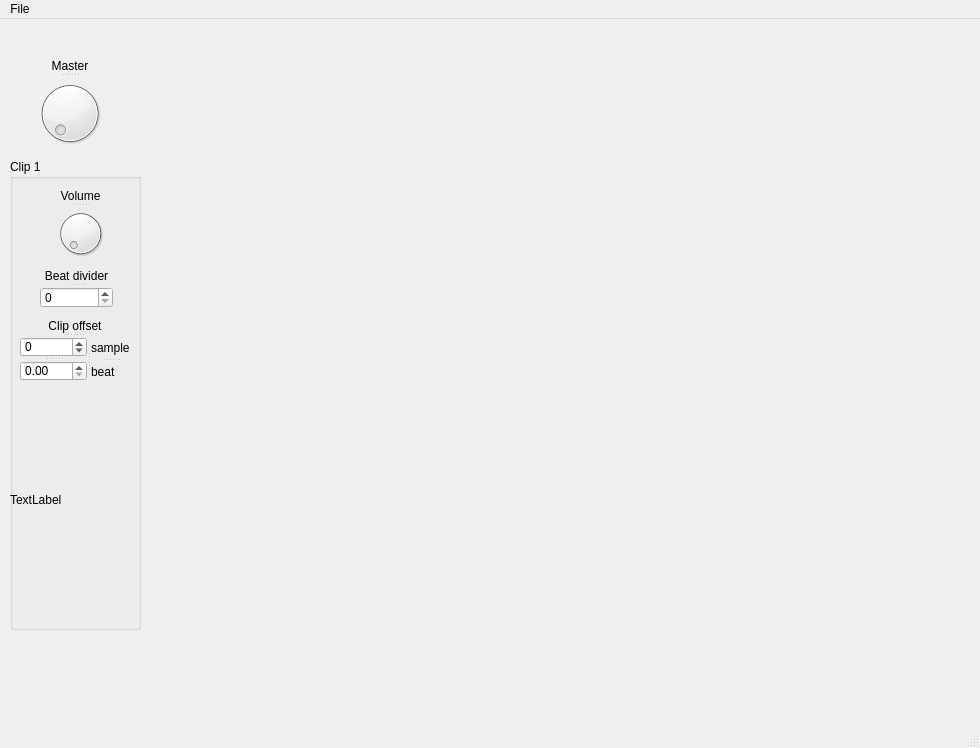
This is gui.ui in Vampouille/superboucle as Qt 5 draws it before an edit. The edited form follows.
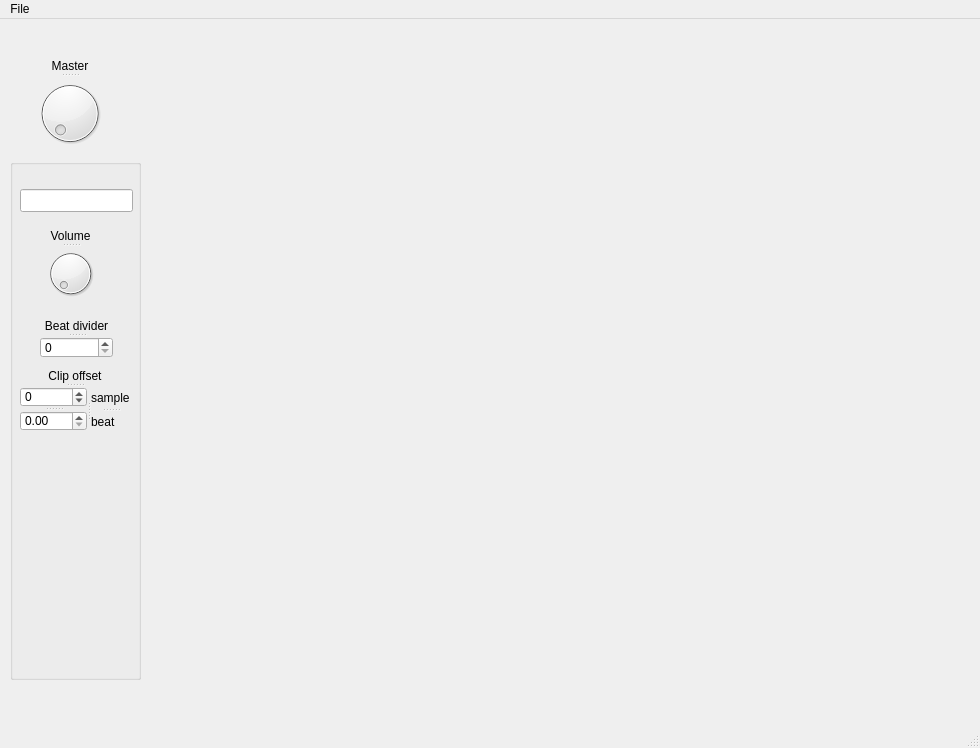
This is the edited form.

Commit message: Add edit clip name on gui

What changed in the file:
```diff
--- a/gui.ui
+++ b/gui.ui
@@ -20,17 +20,14 @@
       <x>10</x>
       <y>140</y>
       <width>131</width>
-      <height>471</height>
+      <height>521</height>
      </rect>
     </property>
-    <property name="title">
-     <string>Clip 1</string>
-    </property>
     <widget class="QSplitter" name="splitter_5">
      <property name="geometry">
       <rect>
        <x>10</x>
-       <y>160</y>
+       <y>210</y>
        <width>110</width>
        <height>63</height>
       </rect>
@@ -92,7 +89,7 @@
      <property name="geometry">
       <rect>
        <x>30</x>
-       <y>110</y>
+       <y>160</y>
        <width>73</width>
        <height>39</height>
       </rect>
@@ -119,15 +116,12 @@
        <height>221</height>
       </rect>
      </property>
-     <property name="text">
-      <string>TextLabel</string>
-     </property>
     </widget>
     <widget class="QSplitter" name="splitter_7">
      <property name="geometry">
       <rect>
-       <x>40</x>
-       <y>30</y>
+       <x>30</x>
+       <y>70</y>
        <width>61</width>
        <height>71</height>
       </rect>
@@ -158,6 +152,16 @@
       </property>
      </widget>
     </widget>
+    <widget class="QLineEdit" name="clip_name">
+     <property name="geometry">
+      <rect>
+       <x>10</x>
+       <y>30</y>
+       <width>113</width>
+       <height>23</height>
+      </rect>
+     </property>
+    </widget>
    </widget>
    <widget class="QWidget" name="gridLayoutWidget">
     <property name="geometry">
```
The commit also changes 1 other file.
